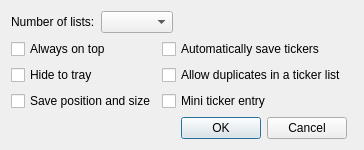
HappySeaFox/tht, file options.ui: the form before one commit.
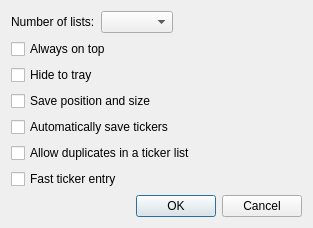
The form after the commit.

Commit message: Background image for Options dialog

What changed in the file:
```diff
--- a/options.ui
+++ b/options.ui
@@ -6,15 +6,15 @@
    <rect>
     <x>0</x>
     <y>0</y>
-    <width>323</width>
-    <height>147</height>
+    <width>313</width>
+    <height>213</height>
    </rect>
   </property>
   <property name="windowTitle">
    <string>Options</string>
   </property>
   <layout class="QGridLayout" name="gridLayout_2">
-   <item row="0" column="0" colspan="4">
+   <item row="0" column="0">
     <layout class="QGridLayout" name="gridLayout">
      <item row="0" column="0">
       <widget class="QLabel" name="label">
@@ -33,7 +33,7 @@
        </property>
        <property name="sizeHint" stdset="0">
         <size>
-         <width>13</width>
+         <width>0</width>
          <height>20</height>
         </size>
        </property>
@@ -48,13 +48,6 @@
      </property>
     </widget>
    </item>
-   <item row="1" column="1" colspan="2">
-    <widget class="QCheckBox" name="checkSaveTickers">
-     <property name="text">
-      <string>Automatically save tickers</string>
-     </property>
-    </widget>
-   </item>
    <item row="2" column="0">
     <widget class="QCheckBox" name="checkTray">
      <property name="text">
@@ -62,26 +55,6 @@
      </property>
     </widget>
    </item>
-   <item row="2" column="1" colspan="2">
-    <widget class="QCheckBox" name="checkAllowDups">
-     <property name="text">
-      <string>Allow duplicates in a ticker list</string>
-     </property>
-    </widget>
-   </item>
-   <item row="2" column="3">
-    <spacer name="horizontalSpacer_2">
-     <property name="orientation">
-      <enum>Qt::Horizontal</enum>
-     </property>
-     <property name="sizeHint" stdset="0">
-      <size>
-       <width>2</width>
-       <height>20</height>
-      </size>
-     </property>
-    </spacer>
-   </item>
    <item row="3" column="0">
     <widget class="QCheckBox" name="checkSave">
      <property name="text">
@@ -89,14 +62,28 @@
      </property>
     </widget>
    </item>
-   <item row="3" column="1" colspan="2">
+   <item row="4" column="0">
+    <widget class="QCheckBox" name="checkSaveTickers">
+     <property name="text">
+      <string>Automatically save tickers</string>
+     </property>
+    </widget>
+   </item>
+   <item row="5" column="0">
+    <widget class="QCheckBox" name="checkAllowDups">
+     <property name="text">
+      <string>Allow duplicates in a ticker list</string>
+     </property>
+    </widget>
+   </item>
+   <item row="6" column="0">
     <widget class="QCheckBox" name="checkMini">
      <property name="text">
-      <string>Mini ticker entry</string>
+      <string>Fast ticker entry</string>
      </property>
     </widget>
    </item>
-   <item row="4" column="2">
+   <item row="7" column="0">
     <spacer name="verticalSpacer">
      <property name="orientation">
       <enum>Qt::Vertical</enum>
@@ -109,7 +96,7 @@
      </property>
     </spacer>
    </item>
-   <item row="5" column="0" colspan="3">
+   <item row="8" column="0">
     <widget class="QDialogButtonBox" name="buttonBox">
      <property name="orientation">
       <enum>Qt::Horizontal</enum>
```
The commit also changes 5 other files.
